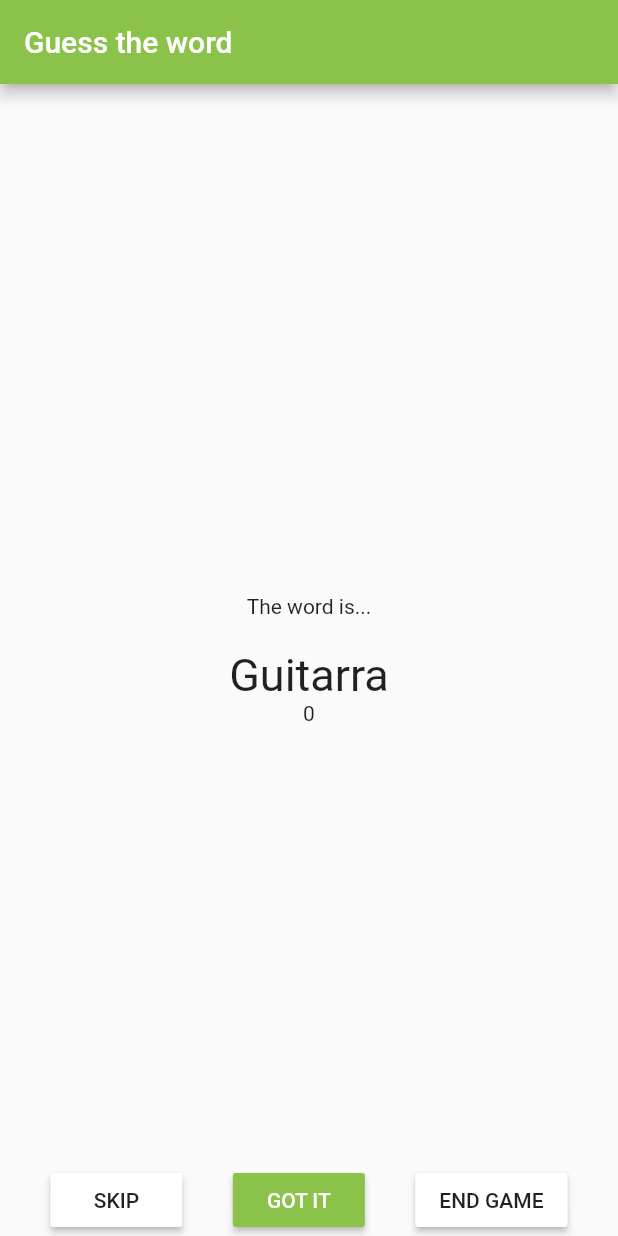
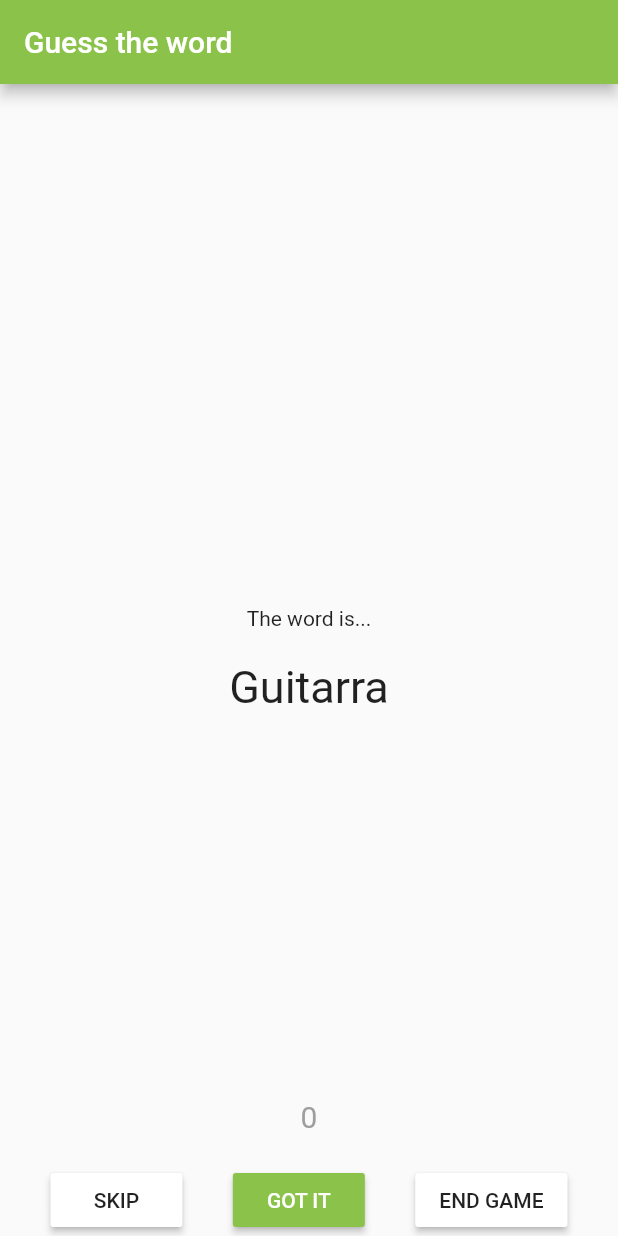
Before and after one commit to mariana-p25/PDM-tarea3, a Flutter app: the screen it shows after launch, after a tap on "PLAY", on a phone screen of 412 x 824 dp. Run offline on Flutter 3.47's test engine with Material 2 defaults, Android fonts, the phone set to English and light mode, and no system bars; our stand-ins replace bloc, equatable, flutter_bloc.

Commit message:
cambios finales

```diff
--- a/lib/bloc/front_bloc.dart
+++ b/lib/bloc/front_bloc.dart
@@ -18,7 +18,6 @@ class FrontBloc extends Bloc<FrontEvent, FrontState> {
   Stream<FrontState> mapEventToState(
     FrontEvent event,
   ) async* {
-    print(list2);
     if (event is StartEvent) {
       list2.shuffle();
       listSize = list1.length;
--- a/lib/main.dart
+++ b/lib/main.dart
@@ -47,13 +47,24 @@ class MyApp extends StatelessWidget {
                                 fontSize: 30,
                               ),
                             ),
-                            Text(state.contador.toString()),
                           ],
                         ),
                       ),
                       Align(
                         alignment: Alignment.bottomCenter,
-                        child: Row(
+                        child: Column(
+                          mainAxisAlignment: MainAxisAlignment.end,
+                          children: [
+                            Padding(
+                              padding: EdgeInsets.only(bottom: 20.0),
+                              child: Text(state.contador.toString(),
+                                style: TextStyle(
+                                  color: Colors.grey,
+                                  fontSize: 20,
+                                ),
+                              ),
+                            ),
+                            Row(
                               mainAxisAlignment: MainAxisAlignment.spaceEvenly,
                               children: [
                                 MaterialButton(
@@ -86,6 +97,8 @@ class MyApp extends StatelessWidget {
                                 ),
                               ],
                             ),
+                          ],
+                        ),
                       ),
                     ],
                   ),
@@ -109,14 +122,12 @@ class MyApp extends StatelessWidget {
                                 fontSize: 30,
                               ),
                             ),
-                          ],
-                        ),
-                      ),
-                      Align(
-                        alignment: Alignment.bottomCenter,
+                            Padding(
+                              padding: EdgeInsets.only(top: 30.0),
                               child: MaterialButton(
                                 color: Colors.lightGreen,
-                          child: Text("PLAY AGAIN!",
+                                child: Text(
+                                  "PLAY AGAIN",
                                   style: TextStyle(
                                     color: Colors.white,
                                   ),
@@ -125,6 +136,9 @@ class MyApp extends StatelessWidget {
                                   BlocProvider.of<FrontBloc>(context)
                                       .add(StartEvent());
                                 },
+                              ),
+                            ),
+                          ],
                         ),
                       ),
                     ],
```
Lines whose indentation alone changed are shown as unchanged.
